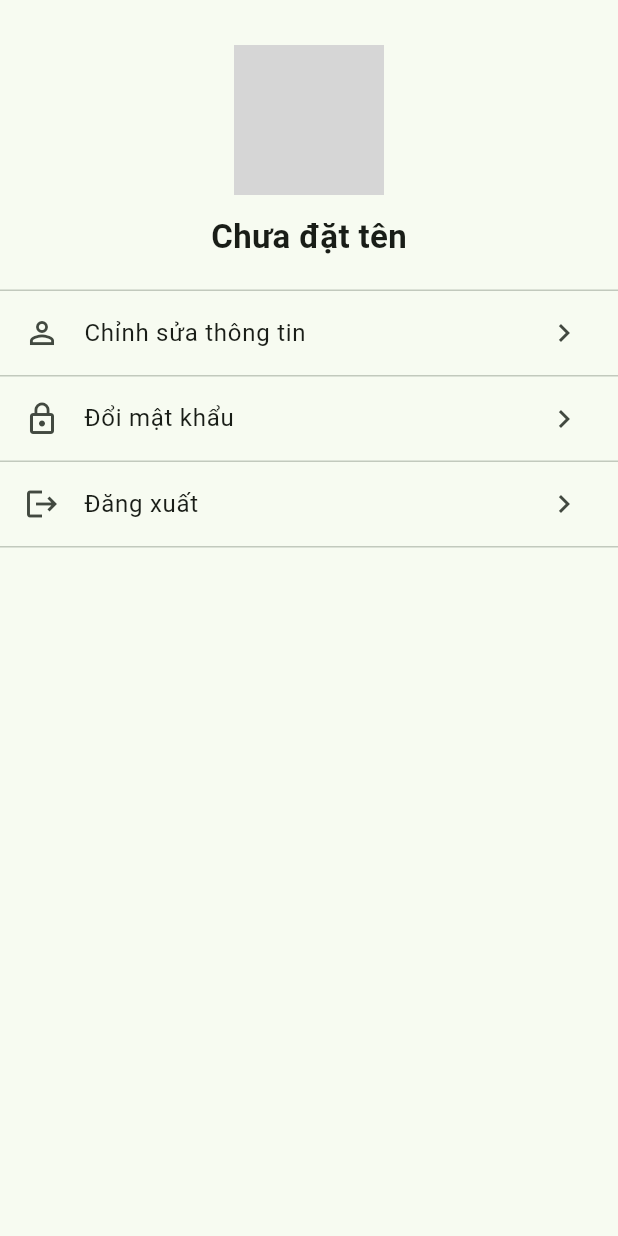
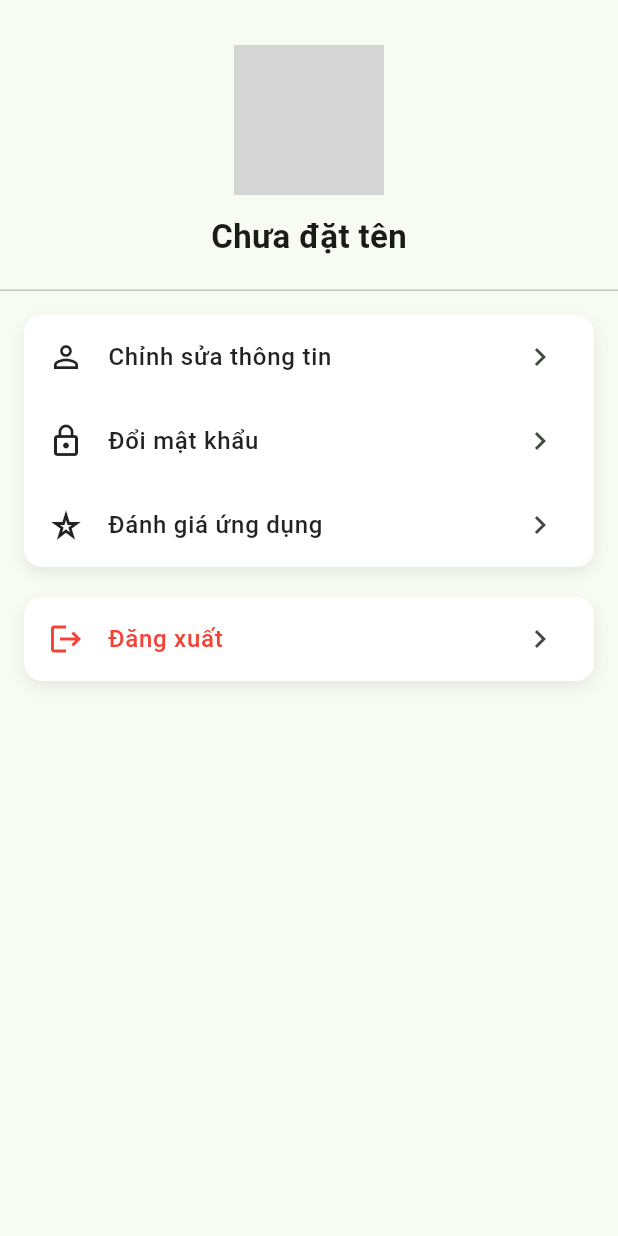
Before and after one commit to ptphat03/EduSmartApp, a Flutter app: the SettingsScreen screen opened directly, on a phone screen of 412 x 824 dp. Run offline on Flutter 3.47's test engine with Material 3 defaults, Android fonts, the phone set to English and light mode, and no system bars; our stand-ins replace cloud_firestore, firebase_auth, firebase_core, flutter_local_notifications, geocoding, geolocator and 3 more; missing offline and left inert: flutter_polyline_points; accounts and stored records are empty; network calls fail; grey boxes are pictures that could not be loaded.

```diff
--- a/lib/screens/settings_screen.dart
+++ b/lib/screens/settings_screen.dart
@@ -6,6 +6,7 @@ import 'login_screen.dart';
 import 'edit_profile_screen.dart';
 import 'change_password_screen.dart';
 import 'show_profile_screen.dart';
+import 'review_screen.dart';
 
 class SettingsScreen extends StatefulWidget {
   const SettingsScreen({super.key});
@@ -39,6 +40,43 @@ class _SettingsScreenState extends State<SettingsScreen> {
       }
     }
   }
+  Widget _buildSettingsCard(List<Widget> children) {
+    return Container(
+      decoration: BoxDecoration(
+        color: Colors.white,
+        borderRadius: BorderRadius.circular(12),
+        boxShadow: [
+          BoxShadow(
+            color: Colors.grey.withOpacity(0.2),
+            blurRadius: 8,
+            offset: const Offset(0, 4),
+          ),
+        ],
+      ),
+      child: Column(children: children),
+    );
+  }
+
+  Widget _buildSettingsTile({
+    required IconData icon,
+    required String title,
+    required VoidCallback onTap,
+    Color color = Colors.black87,
+  }) {
+    return ListTile(
+      leading: Icon(icon, color: color),
+      title: Text(
+        title,
+        style: TextStyle(
+          fontSize: 16,
+          color: color,
+          fontWeight: FontWeight.w500,
+        ),
+      ),
+      trailing: const Icon(Icons.chevron_right),
+      onTap: onTap,
+    );
+  }
 
   @override
   Widget build(BuildContext context) {
@@ -61,11 +99,12 @@ class _SettingsScreenState extends State<SettingsScreen> {
             const Divider(height: 1, thickness: 1),
             Expanded(
               child: ListView(
+                padding: const EdgeInsets.all(16),
                 children: [
-                  ListTile(
-                    leading: const Icon(Icons.person_outline),
-                    title: const Text("Chỉnh sửa thông tin"),
-                    trailing: const Icon(Icons.chevron_right),
+                  _buildSettingsCard([
+                    _buildSettingsTile(
+                      icon: Icons.person_outline,
+                      title: "Chỉnh sửa thông tin",
                       onTap: () {
                         Navigator.push(
                           context,
@@ -73,11 +112,9 @@ class _SettingsScreenState extends State<SettingsScreen> {
                         );
                       },
                     ),
-                  const Divider(height: 1),
-                  ListTile(
-                    leading: const Icon(Icons.lock_outline),
-                    title: const Text("Đổi mật khẩu"),
-                    trailing: const Icon(Icons.chevron_right),
+                    _buildSettingsTile(
+                      icon: Icons.lock_outline,
+                      title: "Đổi mật khẩu",
                       onTap: () {
                         Navigator.push(
                           context,
@@ -85,11 +122,23 @@ class _SettingsScreenState extends State<SettingsScreen> {
                         );
                       },
                     ),
-                  const Divider(height: 1),
-                  ListTile(
-                    leading: const Icon(Icons.logout),
-                    title: const Text("Đăng xuất"),
-                    trailing: const Icon(Icons.chevron_right),
+                    _buildSettingsTile(
+                      icon: Icons.star_rate_outlined,
+                      title: "Đánh giá ứng dụng",
+                      onTap: () {
+                        Navigator.push(
+                          context,
+                          MaterialPageRoute(builder: (_) => const ReviewScreen()),
+                        );
+                      },
+                    ),
+                  ]),
+                  const SizedBox(height: 20),
+                  _buildSettingsCard([
+                    _buildSettingsTile(
+                      icon: Icons.logout,
+                      title: "Đăng xuất",
+                      color: Colors.red,
                       onTap: () {
                         FirebaseAuth.instance.signOut();
                         Navigator.pushAndRemoveUntil(
@@ -99,7 +148,7 @@ class _SettingsScreenState extends State<SettingsScreen> {
                         );
                       },
                     ),
-                  const Divider(height: 1),
+                  ]),
                 ],
               ),
             ),
--- a/lib/screens/tracking_board_screen.dart
+++ b/lib/screens/tracking_board_screen.dart
@@ -38,7 +38,7 @@ class _TrackingBoardScreenState extends State<TrackingBoardScreen> {
         final Timestamp? activateAt = userDoc.get('premiumActivatedAt');
         final Timestamp? expiredAt = userDoc.get('premiumExpiredAt');
 
-        if (isPremium && expiredAt != null && activateAt != null) {
+        if (isPremium == true && expiredAt != null && activateAt != null) {
           final now = DateTime.now();
           final activatedDate = activateAt.toDate();
           final expiredDate = expiredAt.toDate();
```
Also changed, not shown: lib/screens/review_screen.dart (added, +199 -0 lines). Lines whose indentation alone changed are shown as unchanged.
